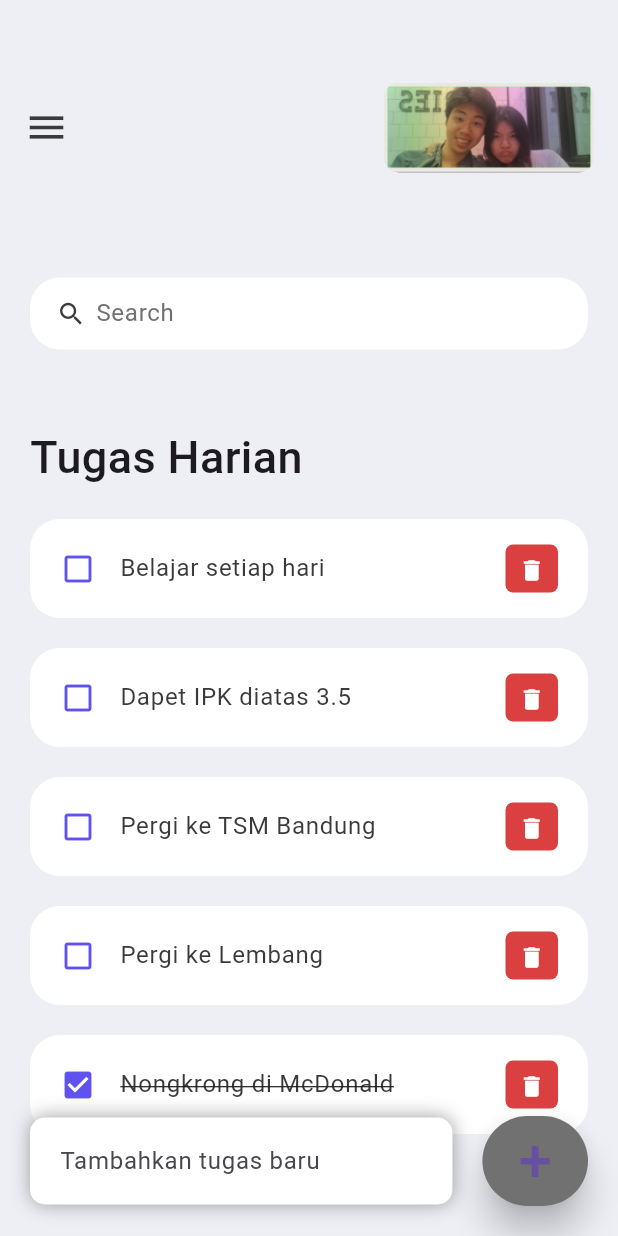
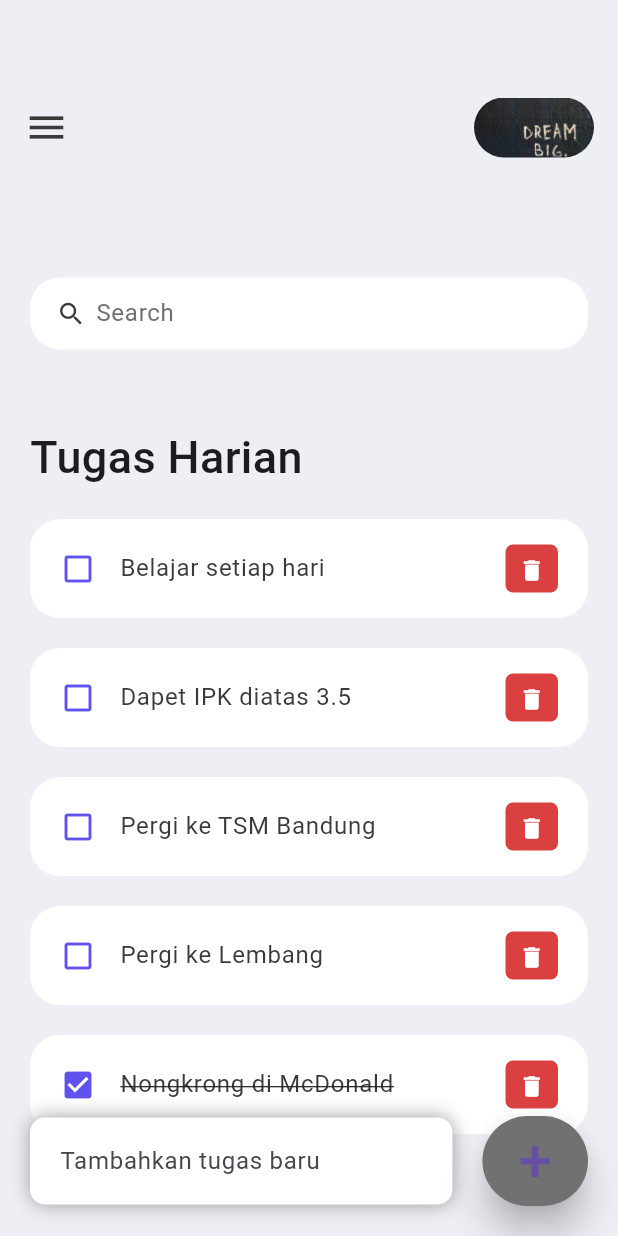
Before and after one commit to FJO0/Mobile-Programmer, a Flutter app: the screen it shows after launch, on a phone screen of 412 x 824 dp. Run offline on Flutter 3.47's test engine with Material 3 defaults, Android fonts, the phone set to English and light mode, and no system bars.

Commit message:
ganti foto

```diff
--- a/lib/screens/home.dart
+++ b/lib/screens/home.dart
@@ -209,10 +209,10 @@ class _HomeState extends State<Home> {
             size: 30,
           ),
           Container(
-            height: 60, // Tinggi foto diperbesar
-            width: 140,   //    Lebar foto disesuaikan proporsinya
+            height: 40, // Tinggi foto diperbesar
+            width: 80,   //    Lebar foto disesuaikan proporsinya
             child: ClipRRect(
-              borderRadius: BorderRadius.circular(10),
+              borderRadius: BorderRadius.circular(20),
               child: Image.asset(
                 'assets/images/avatar.jpeg',
                 fit: BoxFit.cover, // Memaksa foto mengisi penuh ukuran Container
```
Also changed, not shown: assets/images/avatar.jpeg, image-3.png (added), image-4.png (added), image-5.png (added), 1 other file.
